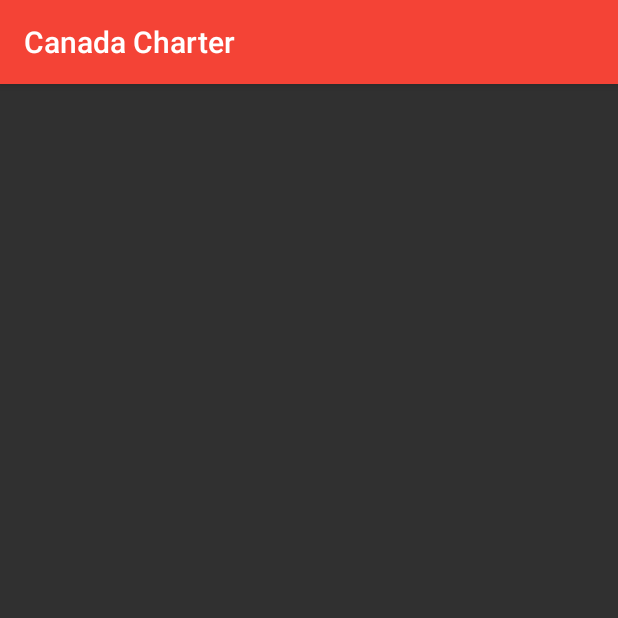
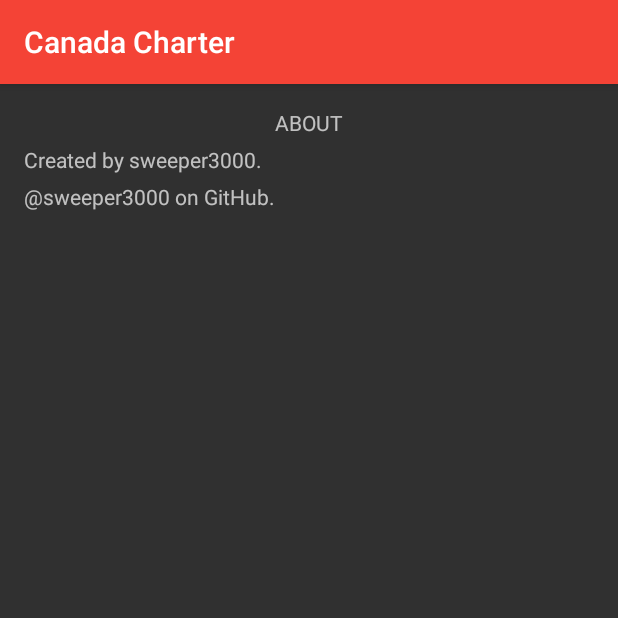
Before and after one commit to sweeper3000/CanadaCharter, an Android app: the About screen opened directly, with no data from a screen before it, on a phone screen of 412 x 824 dp, the top half of it. Run offline under Robolectric (Android 15) with nearby library versions, the phone set to English and light mode, and no system bars.

Commit message:
Finish integrating button and activity content

```diff
--- a/app/src/main/AndroidManifest.xml
+++ b/app/src/main/AndroidManifest.xml
@@ -26,7 +26,7 @@
         <activity android:name=".EnforcementActivity" />
         <activity android:name=".GeneralActivity" />
         <activity android:name=".ApplicationOfCharterActivity" />
-        <activity android:name=".About"></activity>
+        <activity android:name=".About" />
     </application>
 
 </manifest>
--- a/app/src/main/res/layout/activity_about.xml
+++ b/app/src/main/res/layout/activity_about.xml
@@ -10,4 +10,27 @@
     android:paddingTop="@dimen/activity_vertical_margin"
     tools:context="io.github.sweeper3000.canadacharter.About">
 
+    <TextView
+        android:id="@+id/title"
+        android:layout_width="match_parent"
+        android:layout_height="wrap_content"
+        android:layout_marginBottom="5dp"
+        android:gravity="center"
+        android:text="@string/app_about" />
+
+    <TextView
+        android:id="@+id/created_by_sweeper3000"
+        android:layout_width="match_parent"
+        android:layout_height="wrap_content"
+        android:layout_below="@id/title"
+        android:layout_marginBottom="5dp"
+        android:text="@string/created_by_sweeper3000" />
+
+    <TextView
+        android:id="@+id/sweeper3000_on_github"
+        android:layout_width="match_parent"
+        android:layout_height="wrap_content"
+        android:layout_below="@id/created_by_sweeper3000"
+        android:layout_marginBottom="5dp"
+        android:text="@string/sweeper3000_on_github" />
 </RelativeLayout>
--- a/app/src/main/res/menu/menu.xml
+++ b/app/src/main/res/menu/menu.xml
@@ -3,9 +3,8 @@
     xmlns:android="http://schemas.android.com/apk/res/android">
 
     <item
-        android:id="@+id/app_about"
+        android:id="@+id/app_about_button"
         android:title="@string/app_about"
         android:icon="@drawable/ic_information"
-        app:showAsAction="always"
-        android:onClick="toAboutActivity"/>
+        app:showAsAction="always" />
 </menu>
--- a/app/src/main/res/values/strings.xml
+++ b/app/src/main/res/values/strings.xml
@@ -1,6 +1,6 @@
 <resources>
     <string name="app_name">Canada Charter</string>
-    <string name="app_about">About</string>
+    <string name="app_about">ABOUT</string>
 
     <!-- Titles -->
     <string name="guarantee_of_rights_and_freedoms">GUARANTEE OF RIGHTS AND FREEDOMS</string>
@@ -14,6 +14,10 @@
     <string name="enforcement">ENFORCEMENT</string>
     <string name="general">GENERAL</string>
     <string name="application_of_charter">APPLICATION OF CHARTER</string>
+
+    <!-- AboutActivity Strings -->
+    <string name="created_by_sweeper3000">Created by sweeper3000.</string>
+    <string name="sweeper3000_on_github">\@sweeper3000 on GitHub.</string>
 
     <!-- MainActivity Strings -->
     <string name="canadian_charter_of_rights_and_freedoms">CANADIAN CHARTER OF RIGHTS AND FREEDOMS</string>
```
Also changed, not shown: app/src/main/java/io/github/sweeper3000/canadacharter/MainActivity.java (+25 -15 lines).
